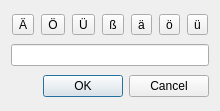
The window that editnoundialog.ui (lawand/gngt) describes before a commit, drawn with Qt 5.
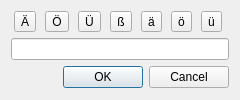
The same window after the commit.

The edit to the form file:
```diff
--- a/editnoundialog.ui
+++ b/editnoundialog.ui
@@ -6,10 +6,16 @@
    <rect>
     <x>0</x>
     <y>0</y>
-    <width>220</width>
-    <height>111</height>
+    <width>240</width>
+    <height>100</height>
    </rect>
   </property>
+  <property name="maximumSize">
+   <size>
+    <width>16777215</width>
+    <height>100</height>
+   </size>
+  </property>
   <property name="windowTitle">
    <string>Edit Noun</string>
   </property>
```
